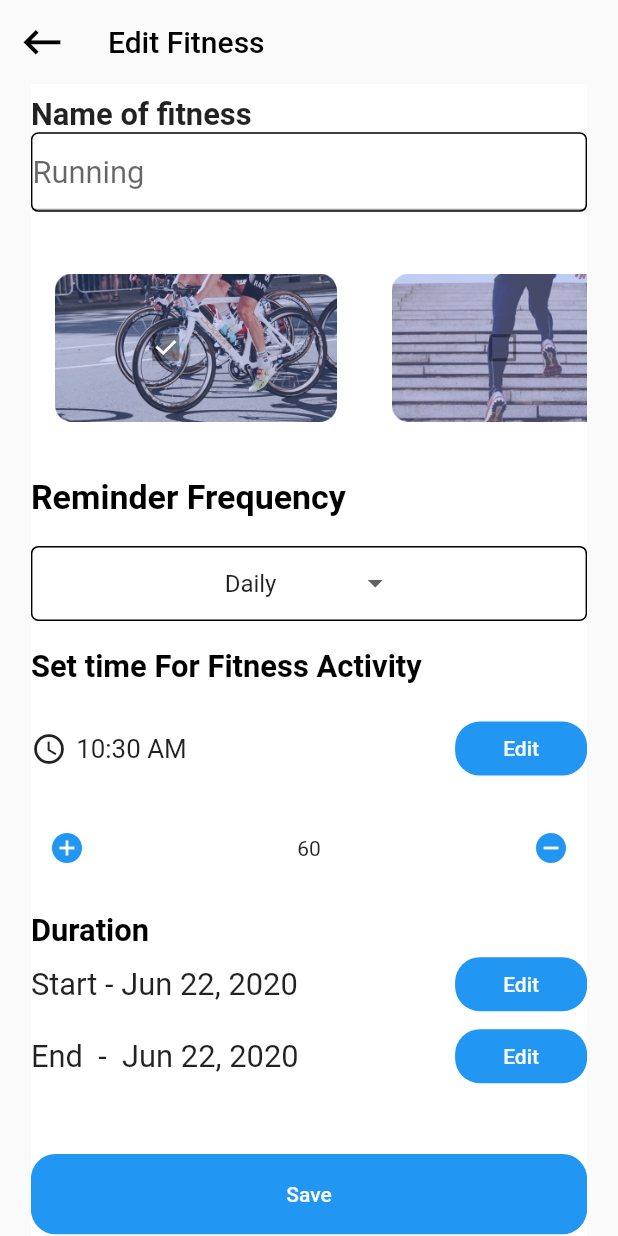
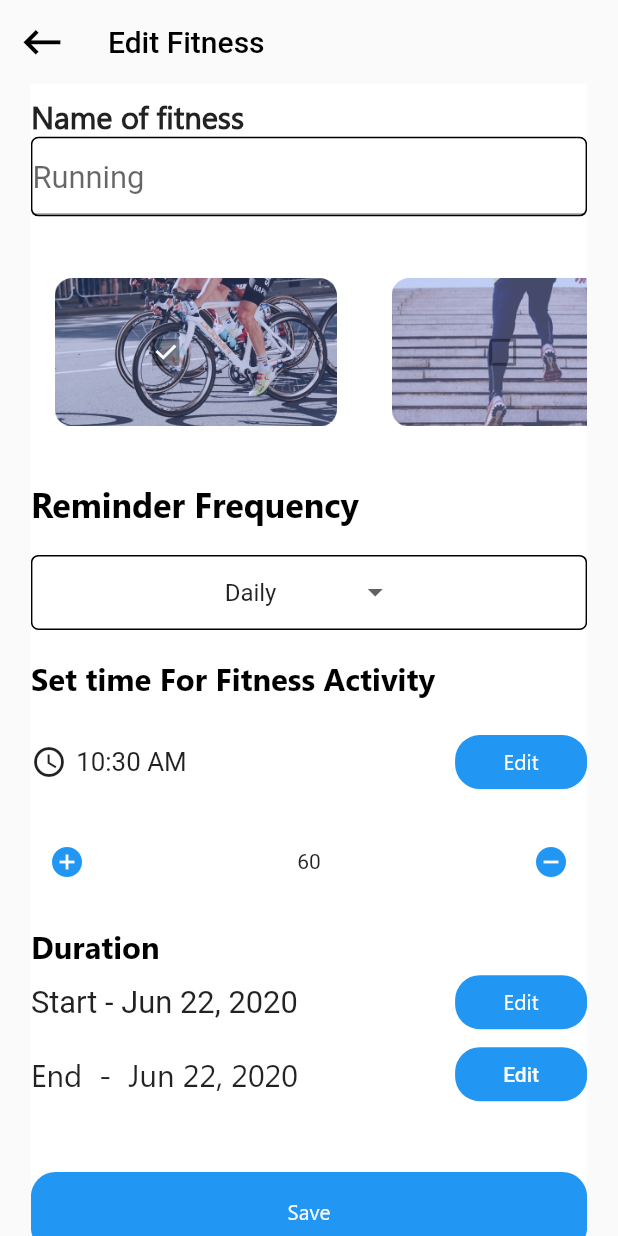
Before and after one commit to Crazelu/medbuzz2.0, a Flutter app: the add_fitness screen opened directly, on a phone screen of 412 x 824 dp. Run offline on Flutter 3.47's test engine with Material 2 defaults, Android fonts, the phone set to English and light mode, and no system bars; our stand-ins replace font_awesome_flutter.

Commit message:
initial message

```diff
--- a/lib/ui/views/fitness_reminders/add_fitness_screen.dart
+++ b/lib/ui/views/fitness_reminders/add_fitness_screen.dart
@@ -3,15 +3,11 @@ import 'package:flutter/foundation.dart';
 import 'package:flutter/material.dart';
 import 'package:MedBuzz/core/models/fitness_reminder.dart';
 import 'package:MedBuzz/ui/size_config/config.dart';
-
 import '../../../core/models/fitness_reminder.dart';
-import '';
 import '../../navigation/app_navigation/app_transition.dart';
 import '../../size_config/config.dart';
-import '../../size_config/config.dart';
-import '../../size_config/config.dart';
 import 'all_fitness_reminders_screen.dart';
-import 'all_fitness_reminders_screen.dart';
+
 
 class FitnessDescriptionScreen extends StatelessWidget {
   final FitnessModel;
@@ -112,6 +108,7 @@ class __fitnesssDescriptionState extends State<add_fitness> {
                    Text(
                      'Name of fitness',
                      style: TextStyle(
+                          fontFamily: 'Segoe',
                          fontWeight: FontWeight.w600,
                          fontSize: Config.xMargin(context, 5)),
                    ),
@@ -206,7 +203,8 @@ class __fitnesssDescriptionState extends State<add_fitness> {
                         'Reminder Frequency',
                         style: TextStyle(
                             color: Colors.black,
-                            fontWeight: FontWeight.w600,
+                            fontFamily: 'Segoe-Bold',
+                          //  fontWeight: FontWeight.w600,
                             fontSize: Config.xMargin(context, 5.5)),
                       ),
                       SizedBox(height: Config.xMargin(context, 4.5)),
@@ -257,6 +255,7 @@ class __fitnesssDescriptionState extends State<add_fitness> {
                    Text(
                      'Set time For Fitness Activity',
                      style: TextStyle(
+                         fontFamily: 'Segoe-Bold',
                          color: Colors.black,
                          fontWeight: FontWeight.w600,
                          fontSize: Config.xMargin(context, 5.0)),
@@ -293,6 +292,7 @@ class __fitnesssDescriptionState extends State<add_fitness> {
                                  Config.xMargin(context, 4.0))),
                          color: Colors.blue,
                          child: Text('Edit' , style: TextStyle(
+                           fontFamily: 'Segoe',
                            color: Theme.of(context).backgroundColor,
                          ),),
                          onPressed: (){
@@ -331,6 +331,7 @@ class __fitnesssDescriptionState extends State<add_fitness> {
 
                    SizedBox(height: Config.xMargin(context, 4.5)),
                    Text('Duration', style: TextStyle(
+                     fontFamily: 'Segoe-Bold',
                        color: Colors.black,
                        fontWeight: FontWeight.w600,
                        fontSize: Config.xMargin(context, 5.0)),),
@@ -353,6 +354,7 @@ class __fitnesssDescriptionState extends State<add_fitness> {
                                      Config.xMargin(context, 4.0))),
                              color: Colors.blue,
                              child:  Text('Edit' , style: TextStyle(
+                               fontFamily: 'Segoe',
                                color: Theme.of(context).backgroundColor,
                              ),),
                                onPressed: () {
@@ -372,7 +374,7 @@ class __fitnesssDescriptionState extends State<add_fitness> {
                              'End  -  ${localizations.formatShortDate(
                                 endDate)}',
                              style: TextStyle(
-                           //    fontStyle: FontStyle.,
+                                 fontFamily: 'Segoe',
                                  fontSize: Config.xMargin(context, 5)),
                            ),
                            SizedBox(width: Config.xMargin(context, 3)),
@@ -428,6 +430,7 @@ class __fitnesssDescriptionState extends State<add_fitness> {
                            },
                            child: Text(
                            'Save',style: TextStyle(
+                             fontFamily: 'Segoe',
                              color: Theme.of(context).backgroundColor,
                            ),
                            ),
@@ -453,25 +456,7 @@ class __fitnesssDescriptionState extends State<add_fitness> {
       ),
     );
   }
-  _fitnessTimeRem(MaterialLocalizations localizations) {
-    return Row(
-      children: <Widget>[
-        Icon(
-          Icons.access_time,
-        ),
-        SizedBox(width: Config.xMargin(context, 1.5)),
-        InkWell(
-          focusColor: Theme.of(context).primaryColorLight,
-          splashColor: Colors.greenAccent,
-          onTap: () => selectTime(context),
-          child: Text(
-            localizations.formatTimeOfDay(activityTime),
-            style: TextStyle(fontSize: Config.xMargin(context, 4.2)),
-          ),
-        ),
-      ],
-    );
-  }
+
   Future<Null> selectTime(BuildContext context) async {
     TimeOfDay currentTime = TimeOfDay.now();
     final TimeOfDay selectedTime = await showTimePicker(
--- a/lib/ui/views/splash_screen.dart
+++ b/lib/ui/views/splash_screen.dart
@@ -28,7 +28,8 @@ class StartState extends State<SplashScreen> {
 
   route() {
     Navigator.pushReplacement(context, MaterialPageRoute(
-        builder: (context) => HomeScreen(),
+       builder: (context) => HomeScreen(),
+
     )
     );
   }
```
Also changed, not shown: pubspec.yaml (+7 -0 lines), fonts/Segoe-Bold.ttf (added), fonts/Segoe.ttf (added).
